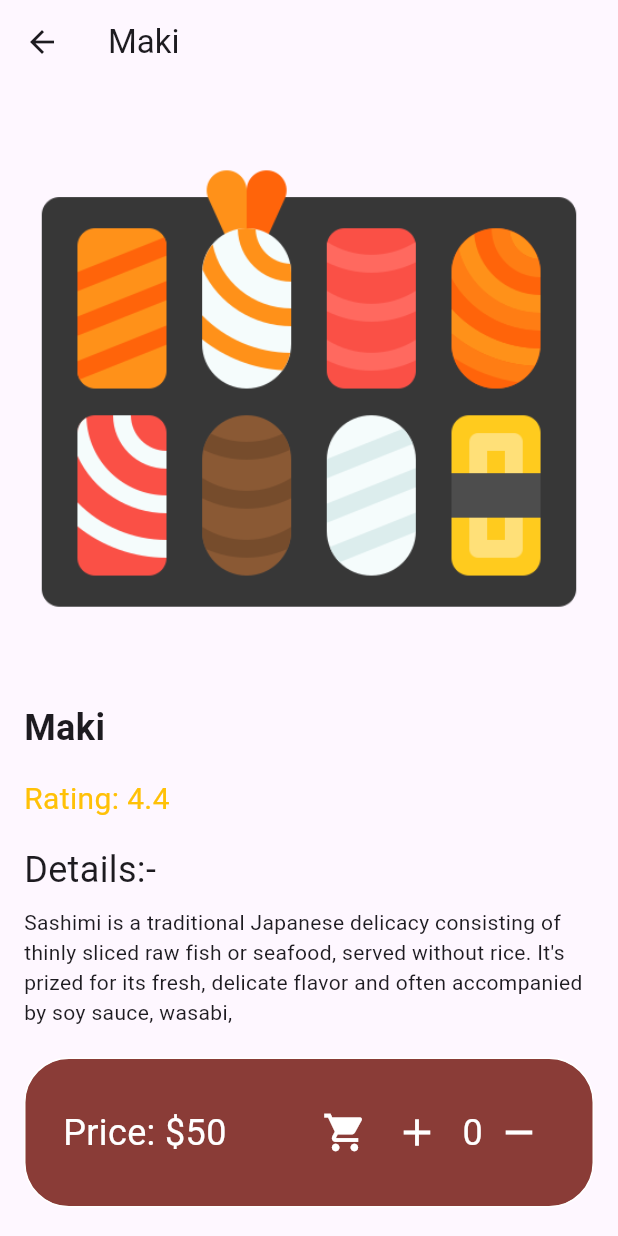
After one commit to belal123456/sushi, a Flutter app: the Menu screen opened by its route, after a tap on "Maki", on a phone screen of 412 x 824 dp. The commit adds this screen. Run offline on Flutter 3.47's test engine with Material 3 defaults, Android fonts, the phone set to English and light mode, and no system bars; our stand-ins replace google_fonts.

Commit message:
Add Item Details View and Enhance Routing in Sushi App
This commit introduces a new screen for displaying detailed information about food items, enhancing the user experience by allowing them to view additional details such as description, price, and rating. The commit also includes updates to the routing logic to support navigation to this new screen, passing the necessary FoodModel object as an argument. Additionally, the FoodModel class has been updated to include a description field, and the menu list items now have an onTap callback to navigate to the item details screen.

```diff
--- a/lib/core/on_generate.dart
+++ b/lib/core/on_generate.dart
@@ -1,7 +1,10 @@
 import 'package:flutter/material.dart';
 import 'package:sushi/views/home_page.dart';
+import 'package:sushi/views/item.details.dart';
 
 import 'package:sushi/views/menu.dart';
+
+import '../models/food_model.dart';
 
 Route<dynamic> onGenerateRoute(RouteSettings settings) {
   switch (settings.name) {
@@ -9,6 +12,9 @@ Route<dynamic> onGenerateRoute(RouteSettings settings) {
       return MaterialPageRoute(builder: (context) => const Menu());
     case HomePage.routeName:
       return MaterialPageRoute(builder: (context) => const HomePage());
+    case ItemDetails.routeName:
+      final FoodModel food = settings.arguments as FoodModel;
+      return MaterialPageRoute(builder: (context) => ItemDetails(food: food));
 
     default:
       return MaterialPageRoute(builder: (context) => const Menu());
--- a/lib/models/food_model.dart
+++ b/lib/models/food_model.dart
@@ -3,8 +3,10 @@ class FoodModel {
   final String imagePath;
   final String price;
   final String rating;
+  final String description;
 
   FoodModel({
+    required this.description,
     required this.name,
     required this.imagePath,
     required this.price,
@@ -14,4 +16,5 @@ class FoodModel {
   String get _price => price;
   String get _rating => rating;
   String get _name => name;
+  String get _description => description;
 }
--- /dev/null
+++ b/lib/views/item.details.dart
@@ -0,0 +1,117 @@
+// ItemDetails Screen
+import 'package:flutter/material.dart';
+import 'package:flutter/widgets.dart';
+import 'package:sushi/models/food_model.dart';
+
+class ItemDetails extends StatefulWidget {
+  const ItemDetails({super.key, required this.food});
+  static const routeName = "item-details";
+  final FoodModel food;
+
+  @override
+  State<ItemDetails> createState() => _ItemDetailsState();
+}
+
+class _ItemDetailsState extends State<ItemDetails> {
+  @override
+  int x = 0;
+
+  @override
+  Widget build(BuildContext context) {
+    // Retrieve the passed FoodModel object
+
+    return Scaffold(
+      appBar: AppBar(
+        title: Text(widget.food.name),
+      ),
+      body: Container(
+        child: Padding(
+          padding: const EdgeInsets.all(16.0),
+          child: Column(
+            crossAxisAlignment: CrossAxisAlignment.start,
+            children: [
+              Image.asset(widget.food.imagePath),
+              SizedBox(height: 16),
+              Text(
+                widget.food.name,
+                style: TextStyle(fontSize: 24, fontWeight: FontWeight.bold),
+              ),
+              SizedBox(height: 8),
+              SizedBox(height: 8),
+              Text(
+                'Rating: ${widget.food.rating}',
+                style: TextStyle(fontSize: 20, color: Colors.amber),
+              ),
+              SizedBox(height: 16),
+              Text("Details:-", style: TextStyle(fontSize: 24)),
+              SizedBox(height: 8),
+              Text(
+                widget.food.description,
+              ),
+              SizedBox(height: 20),
+              Container(
+                  width: double.infinity,
+                  padding: EdgeInsets.all(25),
+                  decoration: BoxDecoration(
+                    borderRadius: BorderRadius.circular(30),
+                    color: Color.fromARGB(255, 138, 60, 55),
+                    border: Border.all(color: Colors.white),
+                  ),
+                  child: Row(
+                    mainAxisAlignment: MainAxisAlignment.spaceBetween,
+                    children: [
+                      Text(
+                        'Price: \$${widget.food.price}',
+                        style: TextStyle(fontSize: 24, color: Colors.white),
+                      ),
+                      Row(
+                        children: [
+                          IconButton(
+                              onPressed: () {},
+                              icon: Icon(
+                                Icons.shopping_cart,
+                                size: 30,
+                                weight: 23,
+                                color: Colors.white,
+                              )),
+                          IconButton(
+                              onPressed: () {
+                                setState(() {
+                                  x++;
+                                });
+                              },
+                              icon: Icon(
+                                Icons.add,
+                                color: Colors.white,
+                                size: 30,
+                              )),
+                          Text(" $x",
+                              style:
+                                  TextStyle(fontSize: 24, color: Colors.white)),
+                          IconButton(
+                              onPressed: () {
+                                setState(() {
+                                  x--;
+                                  if (x < 0) {
+                                    x = 0;
+                                  }
+                                });
+                              },
+                              icon: Icon(
+                                Icons.remove,
+                                color: Colors.white,
+                                size: 30,
+                              )),
+                        ],
+                      )
+                    ],
+                  ))
+            ],
+          ),
+        ),
+      ),
+    );
+  }
+}
+
+// Menu List Item
--- a/lib/views/menu.dart
+++ b/lib/views/menu.dart
@@ -1,5 +1,6 @@
 import 'package:flutter/material.dart';
 import 'package:sushi/models/food_model.dart';
+import 'package:sushi/views/item.details.dart';
 
 import '../widget/custom_btn.dart';
 import '../widget/menu_List.dart';
@@ -18,27 +19,37 @@ class _MenuState extends State<Menu> {
         name: "Nigiri",
         imagePath: "assets/images/sushi (3).png",
         price: "30",
-        rating: "4.5"),
+        rating: "4.5",
+        description:
+            "Maki sushi is a classic Japanese dish that consists of vinegared rice and various fillings like fish, vegetables, or seafood, all rolled in a sheet of seaweed (nori) and sliced into bite-sized pieces."),
     FoodModel(
         name: "Maki",
         imagePath: "assets/images/sushi (4).png",
         price: "50",
-        rating: "4.4"),
+        rating: "4.4",
+        description:
+            "Sashimi is a traditional Japanese delicacy consisting of thinly sliced raw fish or seafood, served without rice. It's prized for its fresh, delicate flavor and often accompanied by soy sauce, wasabi, "),
     FoodModel(
         name: "Sashimi",
         imagePath: "assets/images/sushi (1).png",
         price: "30",
-        rating: "4.7"),
+        rating: "4.7",
+        description:
+            "Sashimi is a traditional Japanese delicacy consisting of thinly sliced raw fish or seafood, served without rice. It's prized for its fresh, delicate flavor and often accompanied by soy sauce, wasabi, "),
     FoodModel(
         name: "Temaki",
         imagePath: "assets/images/sushi.png",
         price: "93",
-        rating: "4.8"),
+        rating: "4.8",
+        description:
+            "Sashimi is a traditional Japanese delicacy consisting of thinly sliced raw fish or seafood, served without rice. It's prized for its fresh, delicate flavor and often accompanied by soy sauce, wasabi, "),
     FoodModel(
         name: "Uramaki",
         imagePath: "assets/images/sushi1.png",
         price: "23",
-        rating: "4.9"),
+        rating: "4.9",
+        description:
+            "Sashimi is a traditional Japanese delicacy consisting of thinly sliced raw fish or seafood, served without rice. It's prized for its fresh, delicate flavor and often accompanied by soy sauce, wasabi, "),
   ];
   @override
   Widget build(BuildContext context) {
@@ -171,6 +182,13 @@ class _MenuState extends State<Menu> {
                   imagePath: foodModel[index].imagePath,
                   price: foodModel[index].price,
                   rating: foodModel[index].rating,
+                  ontap: () {
+                    Navigator.pushNamed(
+                      context,
+                      ItemDetails.routeName,
+                      arguments: foodModel[index],
+                    );
+                  },
                 );
               },
             ),
--- a/lib/widget/menu_List.dart
+++ b/lib/widget/menu_List.dart
@@ -7,15 +7,22 @@ class MenuList extends StatelessWidget {
       required this.name,
       required this.imagePath,
       required this.price,
-      required this.rating});
+      required this.rating,
+      required this.ontap});
   final String name;
   final String imagePath;
   final String price;
   final String rating;
 
+  final VoidCallback ontap;
+
   @override
   Widget build(BuildContext context) {
-    return Container(
+    return GestureDetector(
+      // onTap: () =>
+      onTap: ontap,
+
+      child: Container(
           width: MediaQuery.of(context).size.width / 2 - 12,
           margin: EdgeInsets.only(left: 12, right: 12, top: 12),
           decoration: BoxDecoration(
@@ -55,6 +62,7 @@ class MenuList extends StatelessWidget {
                 ],
               )
             ]),
-        ));
+          )),
+    );
   }
 }
```
Lines whose indentation alone changed are shown as unchanged.
